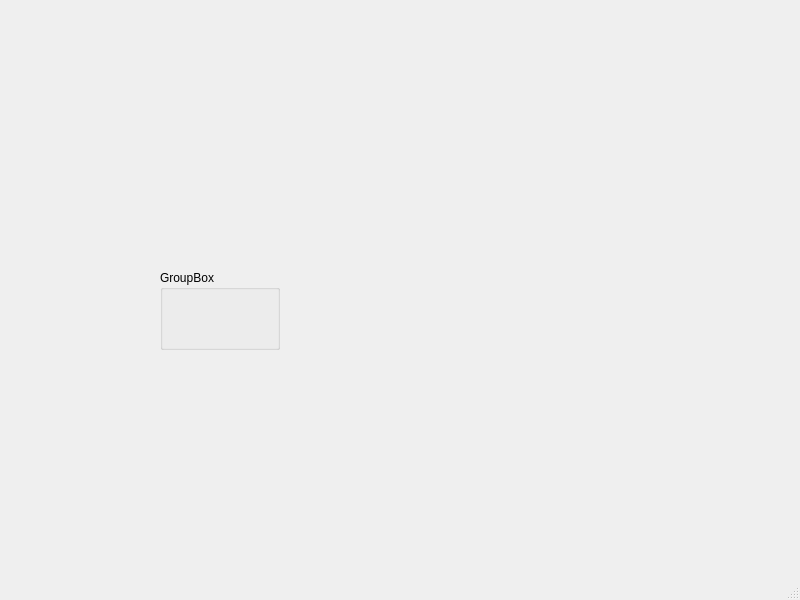
Above: ephys/mPSCDetectWindow.ui from ctigaret/scipyen before the change. Below: the same form after it.
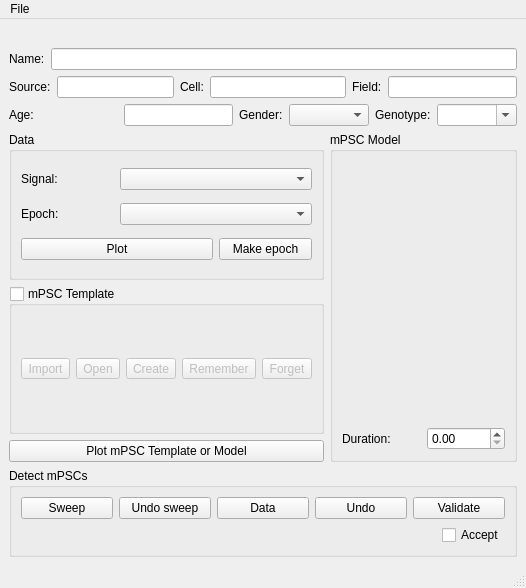
That is the form after the change. Icons and pictures are not drawn.

Diff of the .ui file:
```diff
--- a/ephys/mPSCDetectWindow.ui
+++ b/ephys/mPSCDetectWindow.ui
@@ -6,37 +6,595 @@
    <rect>
     <x>0</x>
     <y>0</y>
-    <width>800</width>
-    <height>600</height>
+    <width>526</width>
+    <height>588</height>
    </rect>
   </property>
   <property name="windowTitle">
    <string>MainWindow</string>
   </property>
   <widget class="QWidget" name="centralwidget">
-   <widget class="QGroupBox" name="groupBox">
-    <property name="geometry">
-     <rect>
-      <x>160</x>
-      <y>270</y>
-      <width>120</width>
-      <height>80</height>
-     </rect>
-    </property>
-    <property name="title">
-     <string>GroupBox</string>
-    </property>
-   </widget>
+   <layout class="QVBoxLayout" name="verticalLayout_7">
+    <item>
+     <layout class="QVBoxLayout" name="dataInfoLayout">
+      <item>
+       <layout class="QVBoxLayout" name="verticalLayout_5">
+        <item>
+         <layout class="QHBoxLayout" name="horizontalLayout_8">
+          <item>
+           <widget class="QLabel" name="scanDataVarNameLabel">
+            <property name="toolTip">
+             <string>Name of the variable in the workspace</string>
+            </property>
+            <property name="frameShape">
+             <enum>QFrame::NoFrame</enum>
+            </property>
+            <property name="frameShadow">
+             <enum>QFrame::Plain</enum>
+            </property>
+            <property name="text">
+             <string/>
+            </property>
+            <property name="textInteractionFlags">
+             <set>Qt::TextSelectableByKeyboard|Qt::TextSelectableByMouse</set>
+            </property>
+           </widget>
+          </item>
+         </layout>
+        </item>
+        <item>
+         <layout class="QHBoxLayout" name="horizontalLayout_9">
+          <item>
+           <widget class="QLabel" name="label_60">
+            <property name="text">
+             <string>Name:</string>
+            </property>
+           </widget>
+          </item>
+          <item>
+           <widget class="QLineEdit" name="scanDataNameLineEdit">
+            <property name="sizePolicy">
+             <sizepolicy hsizetype="Expanding" vsizetype="Fixed">
+              <horstretch>10</horstretch>
+              <verstretch>0</verstretch>
+             </sizepolicy>
+            </property>
+            <property name="toolTip">
+             <string>Data name</string>
+            </property>
+            <property name="statusTip">
+             <string>Data name</string>
+            </property>
+            <property name="whatsThis">
+             <string>Data name</string>
+            </property>
+            <property name="clearButtonEnabled">
+             <bool>true</bool>
+            </property>
+           </widget>
+          </item>
+         </layout>
+        </item>
+       </layout>
+      </item>
+      <item>
+       <layout class="QVBoxLayout" name="verticalLayout_10">
+        <item>
+         <layout class="QHBoxLayout" name="horizontalLayout_24">
+          <item>
+           <layout class="QHBoxLayout" name="horizontalLayout_22">
+            <item>
+             <widget class="QLabel" name="sourceIDLabel">
+              <property name="sizePolicy">
+               <sizepolicy hsizetype="Preferred" vsizetype="Preferred">
+                <horstretch>0</horstretch>
+                <verstretch>0</verstretch>
+               </sizepolicy>
+              </property>
+              <property name="text">
+               <string>Source:</string>
+              </property>
+             </widget>
+            </item>
+            <item>
+             <widget class="QLineEdit" name="sourceIDLineEdit">
+              <property name="sizePolicy">
+               <sizepolicy hsizetype="Expanding" vsizetype="Fixed">
+                <horstretch>10</horstretch>
+                <verstretch>0</verstretch>
+               </sizepolicy>
+              </property>
+              <property name="clearButtonEnabled">
+               <bool>true</bool>
+              </property>
+             </widget>
+            </item>
+           </layout>
+          </item>
+          <item>
+           <layout class="QHBoxLayout" name="horizontalLayout_20">
+            <item>
+             <widget class="QLabel" name="label_56">
+              <property name="sizePolicy">
+               <sizepolicy hsizetype="Preferred" vsizetype="Fixed">
+                <horstretch>0</horstretch>
+                <verstretch>0</verstretch>
+               </sizepolicy>
+              </property>
+              <property name="text">
+               <string>Cell:</string>
+              </property>
+              <property name="buddy">
+               <cstring>cellLineEdit</cstring>
+              </property>
+             </widget>
+            </item>
+            <item>
+             <widget class="QLineEdit" name="cellLineEdit">
+              <property name="sizePolicy">
+               <sizepolicy hsizetype="Expanding" vsizetype="Fixed">
+                <horstretch>0</horstretch>
+                <verstretch>0</verstretch>
+               </sizepolicy>
+              </property>
+              <property name="toolTip">
+               <string>Cell name</string>
+              </property>
+              <property name="statusTip">
+               <string>Cell name</string>
+              </property>
+              <property name="whatsThis">
+               <string>Cell name</string>
+              </property>
+              <property name="clearButtonEnabled">
+               <bool>true</bool>
+              </property>
+             </widget>
+            </item>
+           </layout>
+          </item>
+          <item>
+           <layout class="QHBoxLayout" name="horizontalLayout_21">
+            <item>
+             <widget class="QLabel" name="label_57">
+              <property name="sizePolicy">
+               <sizepolicy hsizetype="Preferred" vsizetype="Fixed">
+                <horstretch>0</horstretch>
+                <verstretch>0</verstretch>
+               </sizepolicy>
+              </property>
+              <property name="text">
+               <string>Field:</string>
+              </property>
+              <property name="buddy">
+               <cstring>fieldLineEdit</cstring>
+              </property>
+             </widget>
+            </item>
+            <item>
+             <widget class="QLineEdit" name="fieldLineEdit">
+              <property name="sizePolicy">
+               <sizepolicy hsizetype="Expanding" vsizetype="Fixed">
+                <horstretch>0</horstretch>
+                <verstretch>0</verstretch>
+               </sizepolicy>
+              </property>
+              <property name="toolTip">
+               <string>Field name</string>
+              </property>
+              <property name="statusTip">
+               <string>Field name</string>
+              </property>
+              <property name="whatsThis">
+               <string>Field name</string>
+              </property>
+              <property name="clearButtonEnabled">
+               <bool>true</bool>
+              </property>
+             </widget>
+            </item>
+           </layout>
+          </item>
+         </layout>
+        </item>
+        <item>
+         <layout class="QHBoxLayout" name="horizontalLayout_25">
+          <item>
+           <layout class="QHBoxLayout" name="horizontalLayout_23">
+            <item>
+             <widget class="QLabel" name="label_62">
+              <property name="text">
+               <string>Age:</string>
+              </property>
+             </widget>
+            </item>
+            <item>
+             <widget class="QLineEdit" name="ageLineEdit">
+              <property name="sizePolicy">
+               <sizepolicy hsizetype="Minimum" vsizetype="Fixed">
+                <horstretch>0</horstretch>
+                <verstretch>0</verstretch>
+               </sizepolicy>
+              </property>
+              <property name="minimumSize">
+               <size>
+                <width>80</width>
+                <height>0</height>
+               </size>
+              </property>
+             </widget>
+            </item>
+           </layout>
+          </item>
+          <item>
+           <layout class="QHBoxLayout" name="horizontalLayout_18">
+            <item>
+             <widget class="QLabel" name="label_61">
+              <property name="sizePolicy">
+               <sizepolicy hsizetype="Minimum" vsizetype="Preferred">
+                <horstretch>0</horstretch>
+                <verstretch>0</verstretch>
+               </sizepolicy>
+              </property>
+              <property name="text">
+               <string>Gender:</string>
+              </property>
+             </widget>
+            </item>
+            <item>
+             <widget class="QComboBox" name="genderComboBox">
+              <property name="sizePolicy">
+               <sizepolicy hsizetype="Minimum" vsizetype="Fixed">
+                <horstretch>0</horstretch>
+                <verstretch>0</verstretch>
+               </sizepolicy>
+              </property>
+              <property name="minimumSize">
+               <size>
+                <width>80</width>
+                <height>0</height>
+               </size>
+              </property>
+              <property name="currentText">
+               <string/>
+              </property>
+              <property name="maxVisibleItems">
+               <number>3</number>
+              </property>
+              <property name="maxCount">
+               <number>3</number>
+              </property>
+              <property name="insertPolicy">
+               <enum>QComboBox::NoInsert</enum>
+              </property>
+              <property name="minimumContentsLength">
+               <number>3</number>
+              </property>
+             </widget>
+            </item>
+            <item>
+             <layout class="QHBoxLayout" name="horizontalLayout_19">
+              <item>
+               <widget class="QLabel" name="genotypeLabel">
+                <property name="sizePolicy">
+                 <sizepolicy hsizetype="Minimum" vsizetype="Preferred">
+                  <horstretch>0</horstretch>
+                  <verstretch>0</verstretch>
+                 </sizepolicy>
+                </property>
+                <property name="text">
+                 <string>Genotype:</string>
+                </property>
+               </widget>
+              </item>
+              <item>
+               <widget class="QComboBox" name="genotypeComboBox">
+                <property name="sizePolicy">
+                 <sizepolicy hsizetype="Minimum" vsizetype="Fixed">
+                  <horstretch>0</horstretch>
+                  <verstretch>0</verstretch>
+                 </sizepolicy>
+                </property>
+                <property name="minimumSize">
+                 <size>
+                  <width>80</width>
+                  <height>0</height>
+                 </size>
+                </property>
+                <property name="editable">
+                 <bool>true</bool>
+                </property>
+                <property name="maxVisibleItems">
+                 <number>50</number>
+                </property>
+               </widget>
+              </item>
+             </layout>
+            </item>
+           </layout>
+          </item>
+         </layout>
+        </item>
+       </layout>
+      </item>
+     </layout>
+    </item>
+    <item>
+     <layout class="QHBoxLayout" name="horizontalLayout">
+      <item>
+       <layout class="QVBoxLayout" name="verticalLayout">
+        <item>
+         <widget class="QGroupBox" name="dataGroupBox">
+          <property name="title">
+           <string>Data</string>
+          </property>
+          <layout class="QGridLayout" name="gridLayout_2">
+           <item row="0" column="0">
+            <widget class="QLabel" name="signalNameLabel">
+             <property name="text">
+              <string>Signal:</string>
+             </property>
+            </widget>
+           </item>
+           <item row="0" column="1" colspan="2">
+            <widget class="QComboBox" name="signalNameComboBox"/>
+           </item>
+           <item row="1" column="0">
+            <widget class="QLabel" name="label">
+             <property name="text">
+              <string>Epoch:</string>
+             </property>
+            </widget>
+           </item>
+           <item row="1" column="1" colspan="2">
+            <widget class="QComboBox" name="epochComboBox"/>
+           </item>
+           <item row="2" column="0" colspan="2">
+            <widget class="QPushButton" name="plotDataPushButton">
+             <property name="text">
+              <string>Plot</string>
+             </property>
+             <property name="icon">
+              <iconset theme="graphics"/>
+             </property>
+            </widget>
+           </item>
+           <item row="2" column="2">
+            <widget class="QPushButton" name="makeEpochPushButton">
+             <property name="text">
+              <string>Make epoch</string>
+             </property>
+             <property name="icon">
+              <iconset theme="select"/>
+             </property>
+            </widget>
+           </item>
+          </layout>
+         </widget>
+        </item>
+        <item>
+         <widget class="QGroupBox" name="useTemplateGroupBox">
+          <property name="title">
+           <string>mPSC Template</string>
+          </property>
+          <property name="checkable">
+           <bool>true</bool>
+          </property>
+          <property name="checked">
+           <bool>false</bool>
+          </property>
+          <layout class="QVBoxLayout" name="verticalLayout_2">
+           <item>
+            <layout class="QHBoxLayout" name="horizontalLayout_4">
+             <item>
+              <widget class="QToolButton" name="import_mPSCtemplateButton">
+               <property name="text">
+                <string>Import</string>
+               </property>
+               <property name="icon">
+                <iconset theme="document-import"/>
+               </property>
+              </widget>
+             </item>
+             <item>
+              <widget class="QToolButton" name="open_mPSCtemplateButton">
+               <property name="text">
+                <string>Open</string>
+               </property>
+               <property name="icon">
+                <iconset theme="document-open"/>
+               </property>
+              </widget>
+             </item>
+             <item>
+              <widget class="QToolButton" name="make_mPSCtemplateButton">
+               <property name="text">
+                <string>Create</string>
+               </property>
+               <property name="icon">
+                <iconset theme="template"/>
+               </property>
+              </widget>
+             </item>
+             <item>
+              <widget class="QToolButton" name="store_mPSCtemplateButton">
+               <property name="text">
+                <string>Remember</string>
+               </property>
+               <property name="icon">
+                <iconset theme="document-save-as-template"/>
+               </property>
+              </widget>
+             </item>
+             <item>
+              <widget class="QToolButton" name="forget_mPSCtemplateButton">
+               <property name="text">
+                <string>Forget</string>
+               </property>
+               <property name="icon">
+                <iconset theme="delete"/>
+               </property>
+              </widget>
+             </item>
+            </layout>
+           </item>
+          </layout>
+         </widget>
+        </item>
+        <item>
+         <widget class="QPushButton" name="plot_mPSCWaveformPushButton">
+          <property name="text">
+           <string>Plot mPSC Template or Model</string>
+          </property>
+          <property name="icon">
+           <iconset theme="graphics"/>
+          </property>
+         </widget>
+        </item>
+       </layout>
+      </item>
+      <item>
+       <widget class="QGroupBox" name="mPSCmodelGroupBox">
+        <property name="title">
+         <string>mPSC Model</string>
+        </property>
+        <layout class="QVBoxLayout" name="verticalLayout_4">
+         <item>
+          <layout class="QVBoxLayout" name="verticalLayout_3">
+           <item>
+            <widget class="QWidget" name="paramsWidget" native="true">
+             <property name="sizePolicy">
+              <sizepolicy hsizetype="Expanding" vsizetype="Expanding">
+               <horstretch>0</horstretch>
+               <verstretch>0</verstretch>
+              </sizepolicy>
+             </property>
+            </widget>
+           </item>
+           <item>
+            <layout class="QHBoxLayout" name="horizontalLayout_5">
+             <item>
+              <widget class="QLabel" name="label_2">
+               <property name="text">
+                <string>Duration:</string>
+               </property>
+              </widget>
+             </item>
+             <item>
+              <widget class="QDoubleSpinBox" name="durationSpinBox"/>
+             </item>
+            </layout>
+           </item>
+          </layout>
+         </item>
+        </layout>
+       </widget>
+      </item>
+     </layout>
+    </item>
+    <item>
+     <widget class="QGroupBox" name="detectionGroupBox">
+      <property name="title">
+       <string>Detect mPSCs</string>
+      </property>
+      <layout class="QVBoxLayout" name="verticalLayout_6">
+       <item>
+        <layout class="QHBoxLayout" name="horizontalLayout_3">
+         <item>
+          <widget class="QPushButton" name="detectInSweepPushButton">
+           <property name="text">
+            <string>Sweep</string>
+           </property>
+           <property name="icon">
+            <iconset theme="go-jump"/>
+           </property>
+          </widget>
+         </item>
+         <item>
+          <widget class="QPushButton" name="undoSweepPushButton">
+           <property name="text">
+            <string>Undo sweep</string>
+           </property>
+           <property name="icon">
+            <iconset theme="edit-undo"/>
+           </property>
+          </widget>
+         </item>
+         <item>
+          <widget class="QPushButton" name="detectInDataPushButton">
+           <property name="text">
+            <string>Data</string>
+           </property>
+           <property name="icon">
+            <iconset theme="edit-find"/>
+           </property>
+          </widget>
+         </item>
+         <item>
+          <widget class="QPushButton" name="undoDataPushButton">
+           <property name="text">
+            <string>Undo</string>
+           </property>
+           <property name="icon">
+            <iconset theme="edit-undo"/>
+           </property>
+          </widget>
+         </item>
+         <item>
+          <widget class="QPushButton" name="validate_mPSCsPushButton">
+           <property name="text">
+            <string>Validate</string>
+           </property>
+           <property name="icon">
+            <iconset theme="checkmark"/>
+           </property>
+          </widget>
+         </item>
+        </layout>
+       </item>
+       <item>
+        <layout class="QHBoxLayout" name="horizontalLayout_2">
+         <item>
+          <widget class="QWidget" name="framesSliderSpinBox" native="true">
+           <property name="sizePolicy">
+            <sizepolicy hsizetype="Expanding" vsizetype="Preferred">
+             <horstretch>0</horstretch>
+             <verstretch>0</verstretch>
+            </sizepolicy>
+           </property>
+          </widget>
+         </item>
+         <item>
+          <widget class="QCheckBox" name="accept_mPSCcheckBox">
+           <property name="text">
+            <string>Accept</string>
+           </property>
+          </widget>
+         </item>
+        </layout>
+       </item>
+      </layout>
+     </widget>
+    </item>
+   </layout>
   </widget>
   <widget class="QMenuBar" name="menubar">
    <property name="geometry">
     <rect>
      <x>0</x>
      <y>0</y>
-     <width>800</width>
-     <height>30</height>
+     <width>526</width>
+     <height>28</height>
     </rect>
    </property>
+   <widget class="QMenu" name="menuFile">
+    <property name="title">
+     <string>File</string>
+    </property>
+    <addaction name="actionOpen"/>
+    <addaction name="actionImport"/>
+   </widget>
+   <addaction name="menuFile"/>
   </widget>
   <widget class="QStatusBar" name="statusbar"/>
  </widget>
```
Left out of the diff: 16 changed lines with no effect on the pictures.
